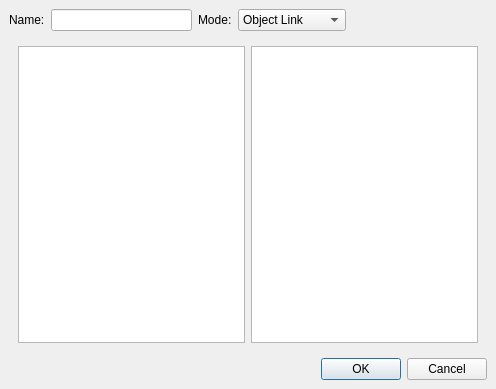
Kitware/ParaView, file Qt/Components/Resources/UI/pqLinksEditor.ui: the form before one commit.
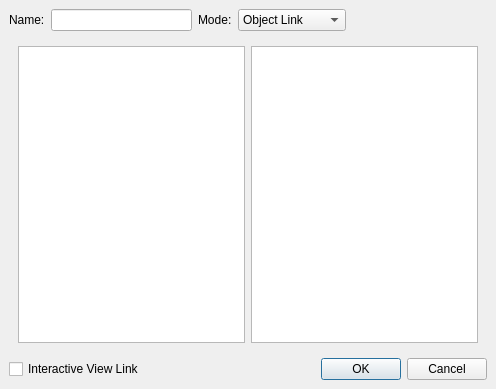
The form after the commit.

Commit message:
Adding a Interactive View Link Feature
This feature allow a user to check "Interactive View Link"
when creating a Camera Link.
This Interactive View Link takes the form of a widget inside the display
displaying the content of the linked view inside itself.

This is done only on the client side, and works with remote renderring.
It does not support mesa, and is not visible in collaborative mode or
tiling.

Diff of the .ui file:
```diff
--- a/Qt/Components/Resources/UI/pqLinksEditor.ui
+++ b/Qt/Components/Resources/UI/pqLinksEditor.ui
@@ -19,7 +19,7 @@
    <property name="spacing" >
     <number>6</number>
    </property>
-   <item row="1" column="0" >
+   <item row="1" column="0" colspan="2">
     <widget class="QStackedWidget" name="stackedWidget" >
      <property name="currentIndex" >
       <number>0</number>
@@ -81,7 +81,7 @@
 
     </widget>
    </item>
-   <item row="0" column="0" >
+   <item row="0" column="0" colspan="2">
     <layout class="QHBoxLayout" >
      <property name="margin" >
       <number>0</number>
@@ -141,6 +141,16 @@
     </layout>
    </item>
    <item row="2" column="0" >
+    <widget class="QCheckBox" name="interactiveViewLinkCheckBox" >
+     <property name="text" >
+      <string>Interactive View Link</string>
+     </property>
+     <property name="visible" >
+      <bool>false</bool>
+     </property>
+    </widget>
+   </item>
+   <item row="2" column="1" >
     <widget class="QDialogButtonBox" name="buttonBox" >
      <property name="orientation" >
       <enum>Qt::Horizontal</enum>
```
The commit also changes 23 other files.
